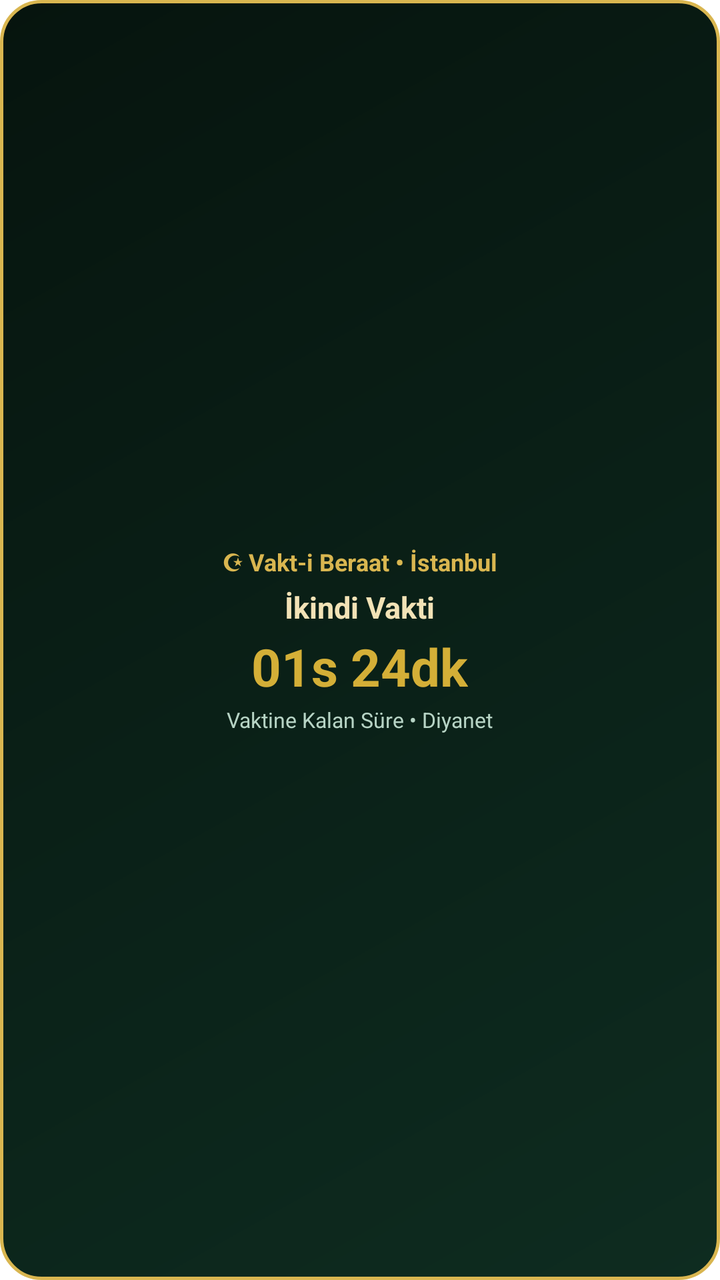
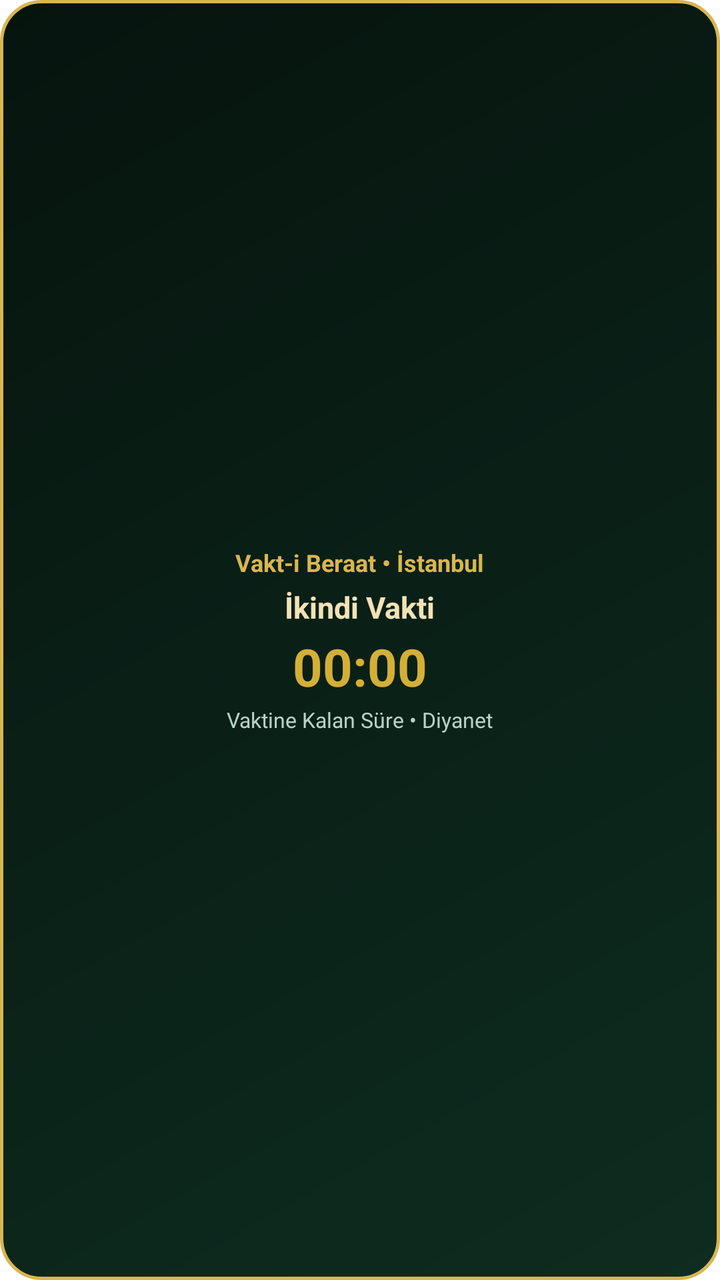

Compare the two renders of this Android layout. The source of the first and the diff that turns it into the second are given below.
<!-- AndroidManifest.xml: fallback theme Theme.MaterialComponents.DayNight.NoActionBar -->
<!-- res/layout/vakti_huzur_siradaki_widget.xml -->
<?xml version="1.0" encoding="utf-8"?>
<LinearLayout xmlns:android="http://schemas.android.com/apk/res/android"
    android:id="@+id/widget_siradaki_root"
    android:layout_width="match_parent"
    android:layout_height="match_parent"
    android:background="@drawable/widget_bg_emerald_gold"
    android:orientation="vertical"
    android:gravity="center"
    android:padding="14dp">

    <TextView
        android:id="@+id/tv_siradaki_konum_hicri"
        android:layout_width="wrap_content"
        android:layout_height="wrap_content"
        android:text="☪ Vakt-i Beraat • İstanbul"
        android:textColor="#D9B650"
        android:textSize="12sp"
        android:textStyle="bold" />

    <TextView
        android:id="@+id/tv_siradaki_ad"
        android:layout_width="wrap_content"
        android:layout_height="wrap_content"
        android:layout_marginTop="4dp"
        android:text="İkindi Vakti"
        android:textColor="#F2E2B6"
        android:textSize="15sp"
        android:textStyle="bold" />

    <TextView
        android:id="@+id/tv_siradaki_kalan"
        android:layout_width="wrap_content"
        android:layout_height="wrap_content"
        android:layout_marginTop="2dp"
        android:text="01s 24dk"
        android:textColor="#D4AF37"
        android:textSize="26sp"
        android:textStyle="bold" />

    <TextView
        android:id="@+id/tv_siradaki_alt_bilgi"
        android:layout_width="wrap_content"
        android:layout_height="wrap_content"
        android:layout_marginTop="2dp"
        android:text="Vaktine Kalan Süre • Diyanet"
        android:textColor="#B7D4C5"
        android:textSize="10.5sp" />
</LinearLayout>
<!-- resources referenced by this layout -->
<resources>
  <!-- drawable widget_bg_emerald_gold (drawable) -->
  <?xml version="1.0" encoding="utf-8"?>
  <shape xmlns:android="http://schemas.android.com/apk/res/android"
      android:shape="rectangle">
      <gradient
          android:angle="135"
          android:startColor="#0E2C20"
          android:centerColor="#0A2017"
          android:endColor="#06140E"
          android:type="linear" />
      <corners android:radius="20dp" />
      <stroke
          android:width="1.5dp"
          android:color="#D9B650" />
  </shape>
</resources>

<!-- the commit's change to res/layout/vakti_huzur_siradaki_widget.xml (unified diff, before → after) -->
@@ -12,7 +12,7 @@
         android:id="@+id/tv_siradaki_konum_hicri"
         android:layout_width="wrap_content"
         android:layout_height="wrap_content"
-        android:text="☪ Vakt-i Beraat • İstanbul"
+        android:text="Vakt-i Beraat • İstanbul"
         android:textColor="#D9B650"
         android:textSize="12sp"
         android:textStyle="bold" />
@@ -27,12 +27,12 @@
         android:textSize="15sp"
         android:textStyle="bold" />
 
-    <TextView
+    <Chronometer
         android:id="@+id/tv_siradaki_kalan"
         android:layout_width="wrap_content"
         android:layout_height="wrap_content"
         android:layout_marginTop="2dp"
-        android:text="01s 24dk"
+        android:countDown="true"
         android:textColor="#D4AF37"
         android:textSize="26sp"
         android:textStyle="bold" />
